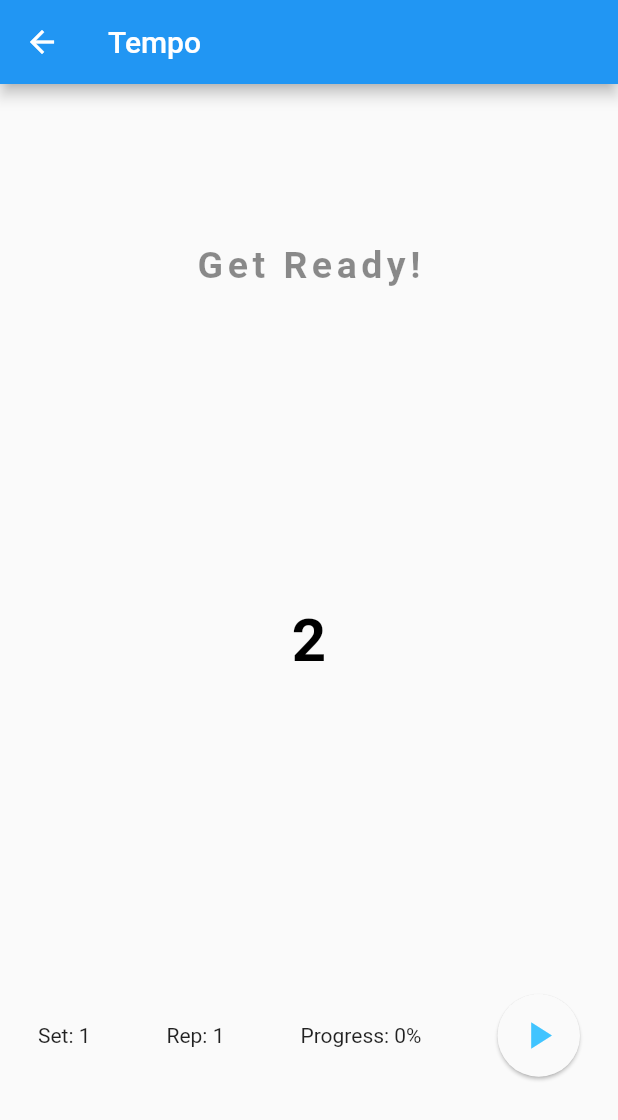
After one commit to djock/intervals, a Flutter app: the TimerScreen screen opened by its route, after a tap on the "pause" icon, on a phone screen of 412 x 824 dp. The commit adds this screen. Shown: the top 1120 px of the screen. Run offline on Flutter 3.47's test engine with Material 2 defaults, Android fonts, the phone set to English and light mode, and no system bars; our stand-ins replace flutter_riverpod.

Commit message:
Tempo Screen

```diff
--- a/lib/main.dart
+++ b/lib/main.dart
@@ -1,6 +1,7 @@
 import 'package:flutter/material.dart';
 import 'package:flutter/services.dart';
 import 'package:flutter_riverpod/flutter_riverpod.dart';
+import 'package:focus/screens/timer_screen.dart';
 import 'package:focus/screens/timer_settings_screen.dart';
 
 void main() {
@@ -28,6 +29,7 @@ void main() {
       initialRoute: TimerSettingsScreen.id,
       routes: {
         TimerSettingsScreen.id: (context) => TimerSettingsScreen(),
+        TimerScreen.id: (context) => TimerScreen(),
       },
     ),
   ));
--- a/lib/models/timer_settings.dart
+++ b/lib/models/timer_settings.dart
@@ -5,6 +5,8 @@ class TimerSettings extends ChangeNotifier {
   int reps = 0;
   int time = 0;
   Map<String,int> tempos = {};
+
+  TimerSettings();
 
   void updateSets(int newValue) {
     sets = newValue;
@@ -20,4 +22,11 @@ class TimerSettings extends ChangeNotifier {
     tempos[text] = value;
     notifyListeners();
   }
+
+  int getTotalTime() {
+    var tempoTime = 0;
+    tempos.forEach((key, value) { tempoTime += value; });
+
+    return sets * reps * tempoTime;
+  }
 }
--- a/lib/screens/timer_scren.dart
+++ b/lib/screens/commented_timer_scren.dart
@@ -337,9 +337,9 @@
 //                                 // width: MediaQuery.of(context).size.width - 50,
 //                                 height: MediaQuery.of(context).size.width - 50,
 //                                 child: buildStack(
-//                                   tickTime: tickTime,
-//                                   timeInSec: timeInSec,
-//                                   i: i,
+//                                   _tickTime: tickTime,
+//                                   _timeInSec: timeInSec,
+//                                   _index: i,
 //                                 ),
 //                               ),
 //                             ),
--- /dev/null
+++ b/lib/screens/timer_screen.dart
@@ -0,0 +1,256 @@
+import 'package:flutter/material.dart';
+import 'package:focus/models/timer_settings.dart';
+import 'package:focus/utilities/constants.dart';
+import 'package:focus/widgets/add_button.dart';
+import 'package:focus/widgets/round_button.dart';
+
+class TimerScreen extends StatefulWidget {
+  static const String id = 'TimerScreen';
+
+  @override
+  TimerScreenState createState() => TimerScreenState();
+}
+
+class TimerScreenState extends State<TimerScreen> {
+  // late AudioPlayer audioPlayer;
+
+  var _timerSettings = activeTimerSettings;
+
+  bool _firstInstance = true;
+  int? _totalTime;
+
+  ValueNotifier<String> _titleName = ValueNotifier<String>('Get Ready!');
+  ValueNotifier<int> _timeInSec = ValueNotifier<int>(5);
+  // ValueNotifier<double> _tickTime = ValueNotifier<double>(0);
+  ValueNotifier<double> _progress = ValueNotifier<double>(0);
+  ValueNotifier<bool> _resumeFlag = ValueNotifier<bool>(true);
+  ValueNotifier<int> _currentRep = ValueNotifier<int>(1);
+  ValueNotifier<int> _currentSet = ValueNotifier<int>(1);
+
+  @override
+  void initState() {
+    super.initState();
+    _totalTime = _timerSettings.getTotalTime();
+  }
+
+  @override
+  void dispose() {
+    super.dispose();
+    _titleName.dispose();
+    _timeInSec.dispose();
+    _progress.dispose();
+    _resumeFlag.dispose();
+    _currentRep.dispose();
+    _currentSet.dispose();
+  }
+
+  @override
+  Widget build(BuildContext context) {
+    // if(_firstInstance) {
+    _startTimer();
+    // _firstInstance = false;
+    // }
+    return WillPopScope(
+      onWillPop: () async {
+        return true;
+      },
+      child: Scaffold(
+        appBar: AppBar(
+          title: Text('Tempo'),
+        ),
+        body: Center(
+          child: Column(
+            mainAxisAlignment: MainAxisAlignment.spaceAround,
+            children: [
+              ValueListenableBuilder(
+                valueListenable: _titleName,
+                builder: (context, dynamic value, child) {
+                  return Text(
+                    '${_titleName.value}',
+                    style: TextStyle(
+                      fontWeight: FontWeight.bold,
+                      fontSize: 25,
+                      letterSpacing: 3,
+                      color: Colors.black45,
+                    ),
+                  );
+                },
+              ),
+              ValueListenableBuilder(
+                valueListenable: _timeInSec,
+                builder: (context, dynamic value, child) {
+                  return Text(
+                    '${_timeInSec.value}',
+                    style: TextStyle(
+                      fontWeight: FontWeight.bold,
+                      fontSize: 40,
+                      letterSpacing: 3,
+                      color: Colors.black,
+                    ),
+                  );
+                },
+              ),
+              Row(
+                mainAxisAlignment: MainAxisAlignment.spaceAround,
+                children: [
+                  ValueListenableBuilder(
+                    valueListenable: _progress,
+                    builder: (context, dynamic value, child) {
+                      return Text(
+                        'Set: ${_currentSet.value}',
+                      );
+                    },
+                  ),
+                  ValueListenableBuilder(
+                    valueListenable: _progress,
+                    builder: (context, dynamic value, child) {
+                      return Text(
+                        'Rep: ${_currentRep.value}',
+                      );
+                    },
+                  ),
+                  ValueListenableBuilder(
+                    valueListenable: _progress,
+                    builder: (context, dynamic value, child) {
+                      return Text(
+                        'Progress: ${_progress.value.toStringAsFixed(0)}%',
+                      );
+                    },
+                  ),
+                  ValueListenableBuilder(
+                    valueListenable: _resumeFlag,
+                    builder: (context, dynamic value, child) {
+                      return RoundButton(
+                        color: buttonColor,
+                        child: Icon(
+                          _resumeFlag.value ? Icons.pause : Icons.play_arrow,
+                          color: roundButtonIconColor,
+                          size: roundButtonIconSize,
+                        ),
+                        onPressed: () {
+                          _resumeFlag.value = !_resumeFlag.value;
+                        },
+                      );
+                    },
+                  ),
+                ],
+              )
+            ],
+          ),
+        ),
+      ),
+    );
+  }
+
+  Future<void> _runTimer(int? time) async {
+    while (_timeInSec.value >= 0) {
+      while (!_resumeFlag.value) {
+        await Future.delayed(Duration(milliseconds: 10));
+      }
+      if (_timeInSec.value != 0) _progress.value += 100 / _totalTime!;
+      // if (timeInSec.value <= 5 && timeInSec.value > 0 && isVoice!) {
+      //   await audioPlayer
+      //       .setAsset('assets/audio/$voice/${timeInSec.value}-$voice.mp3');
+      //   audioPlayer.play();
+      //   // audioPlayer.play('${timeInSec.value}-$voice.mp3');
+      // }
+      await Future.delayed(Duration(seconds: 1));
+      _timeInSec.value--;
+    }
+  }
+
+  void _startTimer() async {
+    _timeInSec.value = 5;
+    // if (isVoice!) {
+    //   await audioPlayer.setAsset('assets/audio/$voice/5-$voice.mp3');
+    //   audioPlayer.play();
+    //   // audioPlayer.play('5-$voice.mp3');
+    // }
+    await Future.delayed(Duration(seconds: 1));
+    _timeInSec.value = 4;
+    // if (isVoice!) {
+    //   await audioPlayer.setAsset('assets/audio/$voice/4-$voice.mp3');
+    //   audioPlayer.play();
+    // }
+    await Future.delayed(Duration(seconds: 1));
+    _timeInSec.value = 3;
+    // if (isVoice!) {
+    //   await audioPlayer.setAsset('assets/audio/$voice/3-$voice.mp3');
+    //   audioPlayer.play();
+    // }
+    await Future.delayed(Duration(seconds: 1));
+    _timeInSec.value = 2;
+    // if (isVoice!) {
+    //   await audioPlayer.setAsset('assets/audio/$voice/2-$voice.mp3');
+    //   audioPlayer.play();
+    // }
+    await Future.delayed(Duration(seconds: 1));
+    _timeInSec.value = 1;
+    // if (isVoice!) {
+    //   await audioPlayer.setAsset('assets/audio/$voice/1-$voice.mp3');
+    //   audioPlayer.play();
+    // }
+    await Future.delayed(Duration(seconds: 1));
+    for (int setIndex = 1; setIndex <= _timerSettings.sets; setIndex++) {
+      _currentSet.value = setIndex;
+
+      for (int repIndex = 1; repIndex <= _timerSettings.reps; repIndex++) {
+        _currentRep.value = repIndex;
+
+        for (int tempoIndex = 0;
+            tempoIndex < _timerSettings.tempos.length;
+            tempoIndex++) {
+
+          _titleName.value = _timerSettings.tempos.keys.elementAt(tempoIndex);
+          var currentTempo = _timerSettings.tempos.values.elementAt(tempoIndex);
+          _timeInSec.value = currentTempo;
+
+          await _runTimer(_timeInSec.value);
+        }
+      }
+
+      // _currentRep.value = index + 1;
+      // s = _timerSettings![index].sets;
+      // for (_index.value = 1;
+      //     _index.value <= _timerSettings![index].sets!;
+      //     _index.value++) {
+      //   for (int j = 0; j < _timerSettings!.[index].timeList!.length; j++) {
+      //     // if (isVoice!) {
+      //     //   await audioPlayer.setAsset(
+      //     //       'assets/audio/$voice/${setList![index].timeList![j].isWork! ? 'start' : 'rest'}-$voice.mp3');
+      //     //   audioPlayer.play();
+      //     // }
+      //     // if (isVoice!){
+      //     //   audioPlayer.play(
+      //     //       '${setList![index].timeList![j].isWork! ? 'start' : 'rest'}-$voice.mp3');
+      //     _titleName.value =
+      //         '${setList![index].grpName}${isRest! ? '' : '-'}${setList![index].timeList![j].name}';
+      //     _timeInSec.value = setList![index].timeList![j].sec!;
+      //     if (_timeInSec.value > 0)
+      //       await _runTimer(setList![index].timeList![j].sec);
+      //     if (_index.value != s && isRest!) {
+      //       _titleName.value = breakT!.name!;
+      //       _timeInSec.value = breakT!.sec!;
+      //       // if (_index.value != s! + 1 && isVoice!) {
+      //       //   await audioPlayer
+      //       //       .setAsset('assets/audio/$voice/rest-$voice.mp3');
+      //       //   audioPlayer.play();
+      //       //   // audioPlayer.play('rest-$voice.mp3');
+      //       // }
+      //       if (_timeInSec.value > 0) await _runTimer(breakT!.sec);
+      //     }
+      //   }
+      // }
+    }
+    _timeInSec.value = 0;
+    // if (isVoice!) {
+    //   await audioPlayer.setAsset('assets/audio/$voice/finish-$voice.mp3');
+    //   audioPlayer.play();
+    //   // AudioCache finishPlayer = AudioCache(prefix: 'assets/audio/$voice/');
+    //   // finishPlayer.play('finish-$voice.mp3');
+    //   // audioPlayer.clearCache();
+    //   isVoice = false;
+    // }
+    Navigator.pop(context);
+  }
+}
--- a/lib/screens/timer_settings_screen.dart
+++ b/lib/screens/timer_settings_screen.dart
@@ -1,12 +1,15 @@
 import 'package:flutter/material.dart';
 import 'package:flutter_riverpod/flutter_riverpod.dart';
+import 'package:focus/screens/timer_screen.dart';
+import 'package:focus/utilities/constants.dart';
 import 'package:focus/utilities/providers.dart';
+import 'package:focus/widgets/add_button.dart';
 import 'package:focus/widgets/create_tempo_widget.dart';
 import 'package:focus/widgets/tempo_item.dart';
 import 'package:focus/widgets/wide_button.dart';
 
 class TimerSettingsScreen extends StatefulWidget {
-  static const String id = 'ConfigurationScreen';
+  static const String id = 'TimerSettingsScreen';
 
   @override
   TimerSettingsScreenState createState() => TimerSettingsScreenState();
@@ -41,7 +44,11 @@ class TimerSettingsScreenState extends State<TimerSettingsScreen> {
                           onChanged: (newValue) {
                             _openBottomSheet(ref);
                           },
-                          title: 'Add Tempo')
+                          title: 'Add Tempo'),
+                      AddButton(callback: () {
+                        activeTimerSettings = timerSettings;
+                        Navigator.of(context).pushNamed(TimerScreen.id);
+                      })
                     ],
                   )),
                 )));
--- a/lib/utilities/constants.dart
+++ b/lib/utilities/constants.dart
@@ -20,4 +20,4 @@ Color buttonColor = Color(0xFFFAFAFA);
 Color roundButtonIconColor = Colors.lightBlueAccent;
 double roundButtonIconSize = 30.0;
 
-TimerSettings? timerSettings;
+TimerSettings activeTimerSettings = new TimerSettings();
--- a/pubspec.yaml
+++ b/pubspec.yaml
@@ -22,11 +22,7 @@ dependencies:
 
   provider: ^6.0.1
   flutter_riverpod: ^1.0.3
-
-  slide_countdown_clock:
-    git:
-      url: https://github.com/HornMichaelS/slide_countdown_clock.git
-      ref: master
+  just_audio: ^0.9.18
 
 dev_dependencies:
   flutter_test:
```
Also changed, not shown: pubspec.lock, 3 other files.
